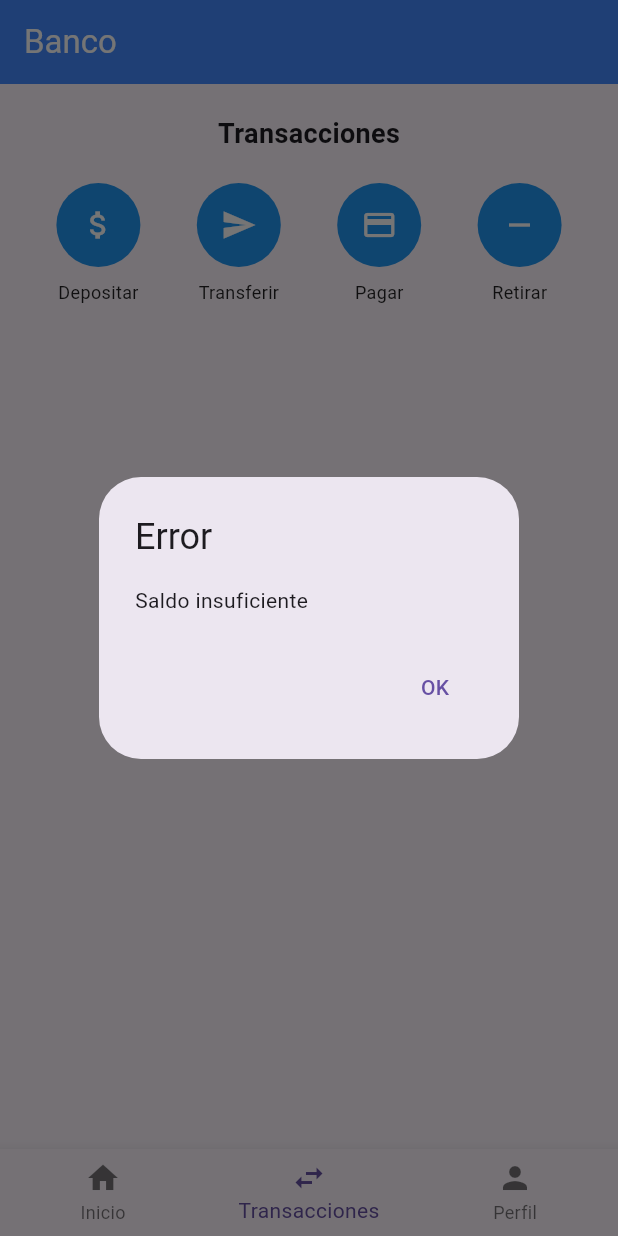
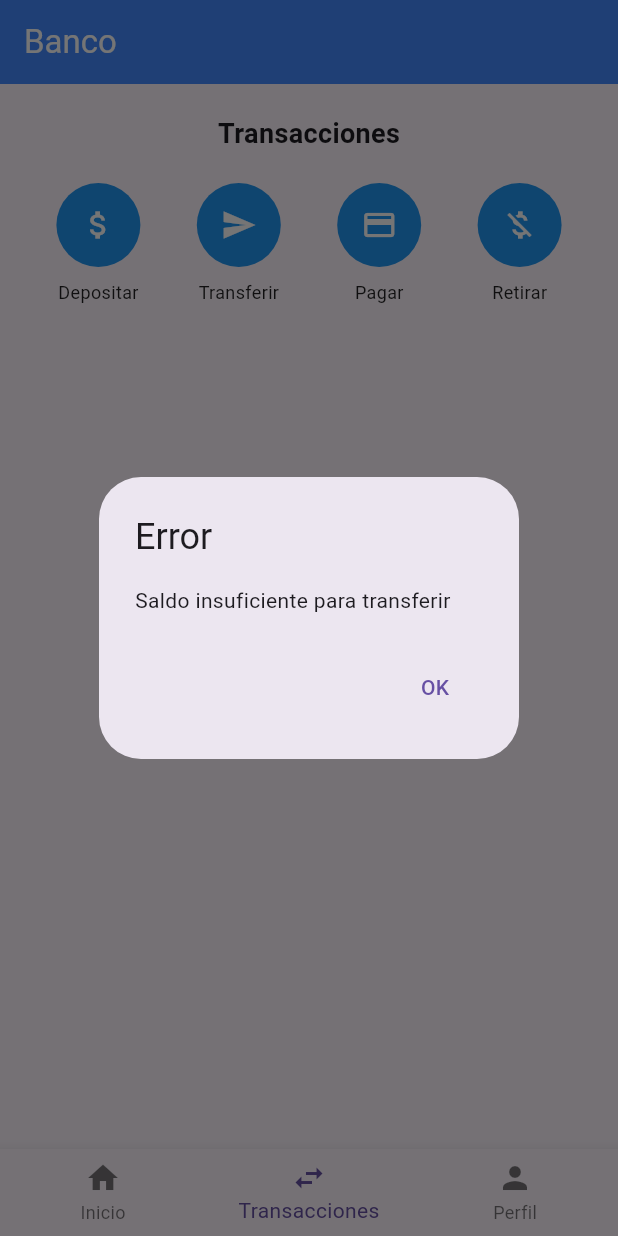
Before and after one commit to cmsrwood/learning_flutter, a Flutter app: the screen it shows after launch, item 2 of the bottom bar chosen, after a tap on "Transferir", on a phone screen of 412 x 824 dp. Run offline on Flutter 3.47's test engine with Material 3 defaults, Android fonts, the light colour scheme and no system bars.

Commit message:
add para el resto de acciones

```diff
--- a/app_banco/lib/screens/transacciones_screen.dart
+++ b/app_banco/lib/screens/transacciones_screen.dart
@@ -47,7 +47,7 @@
               ButtonAccion(
                 onPressed: retirar,
                 text: 'Retirar',
-                icon: Icons.remove,
+                icon: Icons.money_off,
               ),
             ],
           ),
--- a/app_banco/lib/widgets/inicio_content.dart
+++ b/app_banco/lib/widgets/inicio_content.dart
@@ -10,8 +10,9 @@
   });
 
   @override
-  Widget build(BuildContext context) {
-    return Center(
+Widget build(BuildContext context) {
+  return SingleChildScrollView(
+    child: Center(
       child: Column(
         children: [
           const SizedBox(height: 20),
@@ -79,6 +80,8 @@
               : [const Text('No hay transacciones')],
         ],
       ),
-    );
-  }
+    ),
+  );
 }
+
+}
```
Also changed, not shown: app_banco/lib/screens/inicio_layout.dart (+25 -8 lines).
